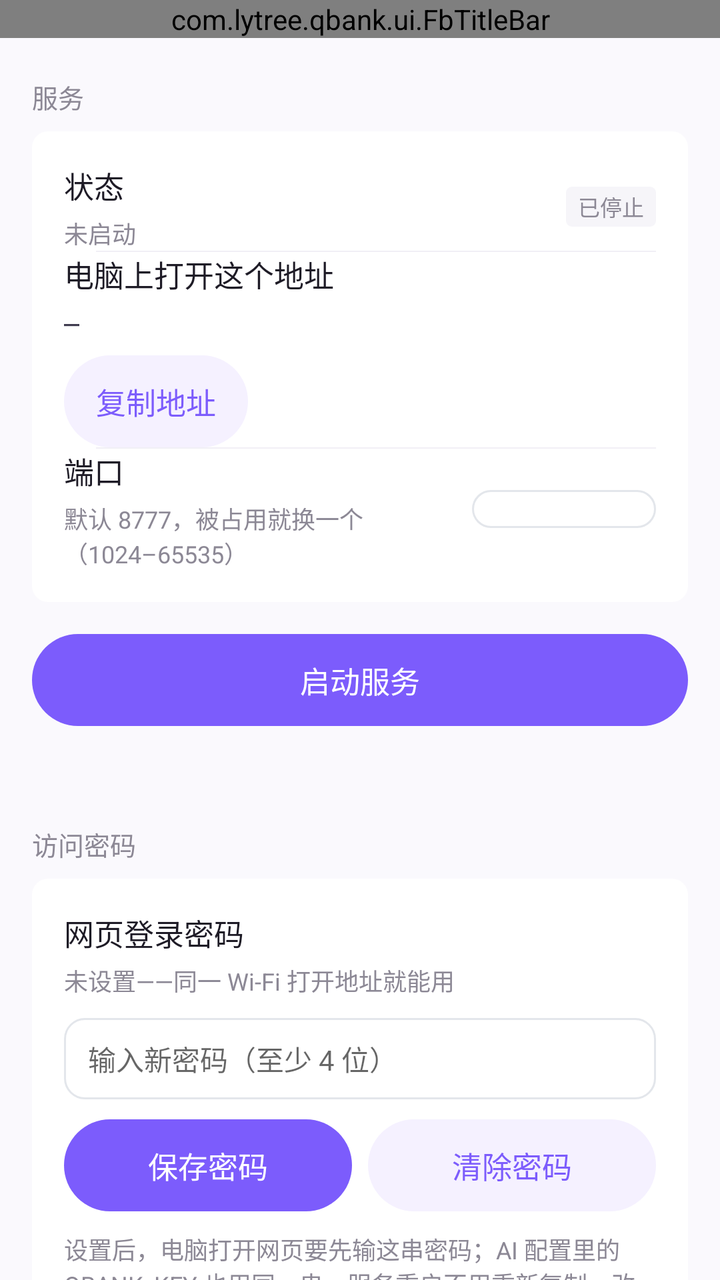
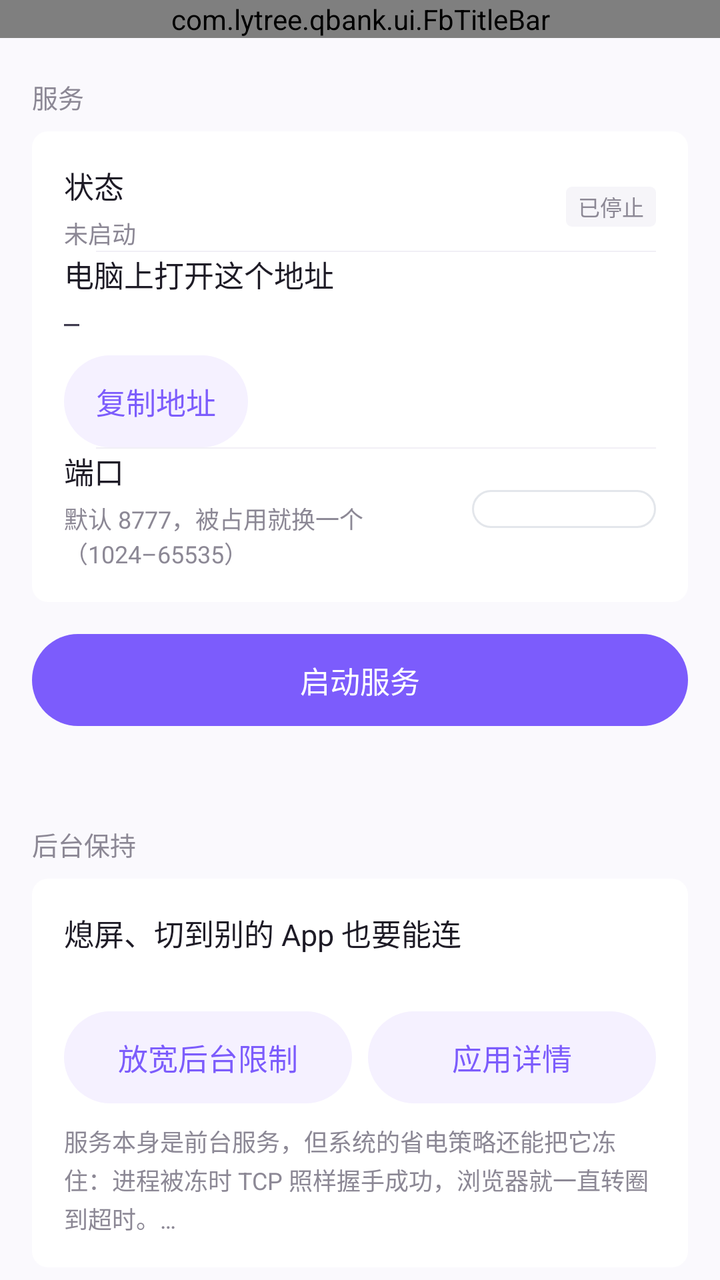

Before-and-after screenshots of an Android layout around one commit, followed by the original layout XML and the change that was made.
<!-- AndroidManifest.xml: application theme Theme.QBank -->
<!-- res/layout/activity_lan_editor.xml -->
<?xml version="1.0" encoding="utf-8"?>
<LinearLayout xmlns:android="http://schemas.android.com/apk/res/android"
    xmlns:app="http://schemas.android.com/apk/res-auto"
    style="@style/FbPage">

    <com.lytree.qbank.ui.FbTitleBar
        android:id="@+id/titleBar"
        android:layout_width="match_parent"
        android:layout_height="wrap_content" />

    <ScrollView
        android:layout_width="match_parent"
        android:layout_height="0dp"
        android:layout_weight="1"
        android:scrollbars="none">

        <LinearLayout
            style="@style/FbPageColumn"
            android:paddingBottom="@dimen/fb_space_32">

            <TextView
                style="@style/FbGroupTitle"
                android:layout_width="match_parent"
                android:layout_height="wrap_content"
                android:layout_marginTop="@dimen/fb_space_20"
                android:layout_marginBottom="@dimen/fb_space_8"
                android:text="服务" />

            <LinearLayout style="@style/FbCard">

                <LinearLayout
                    android:layout_width="match_parent"
                    android:layout_height="wrap_content"
                    android:orientation="horizontal"
                    android:gravity="center_vertical">

                    <LinearLayout
                        android:layout_width="0dp"
                        android:layout_height="wrap_content"
                        android:layout_weight="1"
                        android:orientation="vertical">

                        <TextView
                            style="@style/FbRowTitle"
                            android:layout_width="wrap_content"
                            android:layout_height="wrap_content"
                            android:text="状态" />

                        <TextView
                            android:id="@+id/tvState"
                            style="@style/FbRowSub"
                            android:layout_width="wrap_content"
                            android:layout_height="wrap_content"
                            android:text="未启动" />
                    </LinearLayout>

                    <TextView
                        android:id="@+id/tvBadge"
                        style="@style/FbPill"
                        android:layout_width="wrap_content"
                        android:layout_height="wrap_content"
                        android:text="已停止" />
                </LinearLayout>

                <View style="@style/FbDividerInset" />

                <LinearLayout
                    android:layout_width="match_parent"
                    android:layout_height="wrap_content"
                    android:orientation="vertical">

                    <TextView
                        style="@style/FbRowTitle"
                        android:layout_width="wrap_content"
                        android:layout_height="wrap_content"
                        android:text="电脑上打开这个地址" />

                    <TextView
                        android:id="@+id/tvUrl"
                        style="@style/FbBodySm"
                        android:layout_width="match_parent"
                        android:layout_height="wrap_content"
                        android:layout_marginTop="4dp"
                        android:fontFamily="monospace"
                        android:textIsSelectable="true"
                        android:text="—" />

                    <com.google.android.material.button.MaterialButton
                        android:id="@+id/btnCopy"
                        style="@style/FbGhostButton"
                        android:layout_width="wrap_content"
                        android:layout_height="wrap_content"
                        android:layout_marginTop="8dp"
                        android:text="复制地址" />
                </LinearLayout>

                <View style="@style/FbDividerInset" />

                <LinearLayout
                    android:layout_width="match_parent"
                    android:layout_height="wrap_content"
                    android:orientation="horizontal"
                    android:gravity="center_vertical">

                    <LinearLayout
                        android:layout_width="0dp"
                        android:layout_height="wrap_content"
                        android:layout_weight="1"
                        android:orientation="vertical">

                        <TextView
                            style="@style/FbRowTitle"
                            android:layout_width="wrap_content"
                            android:layout_height="wrap_content"
                            android:text="端口" />

                        <TextView
                            style="@style/FbRowSub"
                            android:layout_width="wrap_content"
                            android:layout_height="wrap_content"
                            android:text="默认 8777，被占用就换一个（1024–65535）" />
                    </LinearLayout>

                    <EditText
                        android:id="@+id/etPort"
                        android:layout_width="92dp"
                        android:layout_height="wrap_content"
                        android:background="@drawable/bg_fb_input"
                        android:gravity="center"
                        android:inputType="number"
                        android:maxLength="5"
                        android:paddingStart="8dp"
                        android:paddingEnd="8dp"
                        android:textSize="@dimen/fb_text_body_size"
                        android:importantForAutofill="no" />
                </LinearLayout>
            </LinearLayout>

            <com.google.android.material.button.MaterialButton
                android:id="@+id/btnToggle"
                style="@style/FbPrimaryButton"
                android:layout_width="match_parent"
                android:layout_height="wrap_content"
                android:layout_marginTop="@dimen/fb_space_16"
                android:text="启动服务" />

            <TextView
                android:id="@+id/tvHint"
                style="@style/FbBodySm"
                android:layout_width="match_parent"
                android:layout_height="wrap_content"
                android:layout_marginTop="@dimen/fb_space_12"
                android:textColor="@color/fb_text_tertiary" />

            <TextView
                style="@style/FbGroupTitle"
                android:layout_width="match_parent"
                android:layout_height="wrap_content"
                android:layout_marginTop="@dimen/fb_space_20"
                android:layout_marginBottom="@dimen/fb_space_8"
                android:text="访问密码" />

            <LinearLayout style="@style/FbCard">

                <LinearLayout
                    android:layout_width="match_parent"
                    android:layout_height="wrap_content"
                    android:orientation="vertical">

                    <TextView
                        style="@style/FbRowTitle"
                        android:layout_width="wrap_content"
                        android:layout_height="wrap_content"
                        android:text="网页登录密码" />

                    <TextView
                        android:id="@+id/tvPasswordState"
                        style="@style/FbRowSub"
                        android:layout_width="wrap_content"
                        android:layout_height="wrap_content"
                        android:text="未设置——同一 Wi-Fi 打开地址就能用" />
                </LinearLayout>

                <EditText
                    android:id="@+id/etPassword"
                    android:layout_width="match_parent"
                    android:layout_height="wrap_content"
                    android:layout_marginTop="10dp"
                    android:background="@drawable/bg_fb_input"
                    android:hint="输入新密码（至少 4 位）"
                    android:importantForAutofill="no"
                    android:inputType="textPassword"
                    android:paddingStart="12dp"
                    android:paddingTop="10dp"
                    android:paddingEnd="12dp"
                    android:paddingBottom="10dp"
                    android:textSize="@dimen/fb_text_body_size" />

                <LinearLayout
                    android:layout_width="match_parent"
                    android:layout_height="wrap_content"
                    android:layout_marginTop="10dp"
                    android:orientation="horizontal">

                    <com.google.android.material.button.MaterialButton
                        android:id="@+id/btnSavePassword"
                        style="@style/FbPrimaryButton"
                        android:layout_width="0dp"
                        android:layout_height="wrap_content"
                        android:layout_weight="1"
                        android:text="保存密码" />

                    <com.google.android.material.button.MaterialButton
                        android:id="@+id/btnClearPassword"
                        style="@style/FbGhostButton"
                        android:layout_width="0dp"
                        android:layout_height="wrap_content"
                        android:layout_marginStart="8dp"
                        android:layout_weight="1"
                        android:text="清除密码" />
                </LinearLayout>

                <TextView
                    style="@style/FbRowSub"
                    android:layout_width="match_parent"
                    android:layout_height="wrap_content"
                    android:layout_marginTop="10dp"
                    android:text="设置后，电脑打开网页要先输这串密码；AI 配置里的 QBANK_KEY 也用同一串，服务重启不用重新复制。改密码会让已登录的浏览器重新登录。" />
            </LinearLayout>

            <TextView
                style="@style/FbGroupTitle"
                android:layout_width="match_parent"
                android:layout_height="wrap_content"
                android:layout_marginTop="@dimen/fb_space_20"
                android:layout_marginBottom="@dimen/fb_space_8"
                android:text="怎么用" />

            <LinearLayout style="@style/FbCard">

                <TextView
                    style="@style/FbBodySm"
                    android:layout_width="match_parent"
                    android:layout_height="wrap_content"
                    android:lineSpacingExtra="4dp"
                    android:text="1. 手机和电脑连同一个 Wi-Fi（公司网络若开了「AP 隔离」，两台设备互相看不见，换手机热点最快）" />

                <TextView
                    style="@style/FbBodySm"
                    android:layout_width="match_parent"
                    android:layout_height="wrap_content"
                    android:layout_marginTop="10dp"
                    android:lineSpacingExtra="4dp"
                    android:text="2. 点上面的「启动服务」，把地址敲进电脑浏览器；设了访问密码的话，先在登录页输一次（一周内不用再输）" />

                <TextView
                    style="@style/FbBodySm"
                    android:layout_width="match_parent"
                    android:layout_height="wrap_content"
                    android:layout_marginTop="10dp"
                    android:lineSpacingExtra="4dp"
                    android:text="3. 在网页上新建一组、加题，点「发布到 App」——会在这里弹确认框，点「确认发布」才写进题库" />

                <TextView
                    style="@style/FbBodySm"
                    android:layout_width="match_parent"
                    android:layout_height="wrap_content"
                    android:layout_marginTop="10dp"
                    android:lineSpacingExtra="4dp"
                    android:text="4. 回滚和删除也一样：网页上只是发请求，要在这里点确认才真的动库；不点，10 分钟后自动作废" />

                <TextView
                    style="@style/FbRowSub"
                    android:layout_width="match_parent"
                    android:layout_height="wrap_content"
                    android:layout_marginTop="12dp"
                    android:text="提示：覆盖发布时旧卷的作答记录会清掉，但题目内容会自动存成一个版本，网页右侧「版本」里能回滚；加题过程中手机锁屏不影响服务。" />
            </LinearLayout>

            <TextView
                style="@style/FbGroupTitle"
                android:layout_width="match_parent"
                android:layout_height="wrap_content"
                android:layout_marginTop="@dimen/fb_space_20"
                android:layout_marginBottom="@dimen/fb_space_8"
                android:text="AI 接入（MCP）" />

            <LinearLayout style="@style/FbCard">

                <TextView
                    style="@style/FbBodySm"
                    android:layout_width="match_parent"
                    android:layout_height="wrap_content"
                    android:lineSpacingExtra="4dp"
                    android:text="给 Claude Desktop / Cursor 这类 AI 客户端用：把下面这段 JSON 粘进它的 MCP 配置，AI 就能直接列组、加题、改题、体检错题、批改作答、补解析。QBANK_KEY 是写入口令，只放在配置里、不出现在网页地址上；有了它 AI 发布不用再点手机，删除仍然要确认。" />

                <TextView
                    android:id="@+id/tvMcp"
                    style="@style/FbBodySm"
                    android:layout_width="match_parent"
                    android:layout_height="wrap_content"
                    android:layout_marginTop="10dp"
                    android:background="@drawable/bg_fb_input"
                    android:fontFamily="monospace"
                    android:padding="10dp"
                    android:textIsSelectable="true"
                    android:textSize="11sp" />

                <TextView
                    style="@style/FbRowSub"
                    android:layout_width="match_parent"
                    android:layout_height="wrap_content"
                    android:layout_marginTop="8dp"
                    android:text="args 里的路径要换成电脑上 tools/qbank-mcp/dist/index.js 的实际路径（Windows 用正斜杠更省事）。QBANK_KEY 每次启动都会变，重启后回来重新复制一次。" />

                <com.google.android.material.button.MaterialButton
                    android:id="@+id/btnCopyMcp"
                    style="@style/FbGhostButton"
                    android:layout_width="wrap_content"
                    android:layout_height="wrap_content"
                    android:layout_marginTop="8dp"
                    android:text="复制配置" />
            </LinearLayout>
        </LinearLayout>
    </ScrollView>
</LinearLayout>
<!-- resources referenced by this layout -->
<resources>
  <color name="fb_text_tertiary">#615D67</color>
  <dimen name="fb_space_12">12dp</dimen>
  <dimen name="fb_space_16">16dp</dimen>
  <dimen name="fb_space_20">20dp</dimen>
  <dimen name="fb_space_32">32dp</dimen>
  <dimen name="fb_space_8">8dp</dimen>
  <dimen name="fb_text_body_size">14sp</dimen>
  <style name="FbDividerInset" parent="FbDivider">
          <item name="android:layout_marginStart">@dimen/fb_card_pad</item>
      </style>
  <style name="FbGroupTitle">
          <item name="android:textSize">@dimen/fb_text_group</item>
          <item name="android:textColor">@color/fb_text_meta</item>
          <item name="android:includeFontPadding">false</item>
      </style>
  <style name="FbPage">
          <item name="android:layout_width">match_parent</item>
          <item name="android:layout_height">match_parent</item>
          <item name="android:orientation">vertical</item>
          <item name="android:background">@color/fb_page_bg</item>
      </style>
  <style name="FbRowSub" parent="FbItemSub">
          <item name="android:layout_width">match_parent</item>
          <item name="android:layout_height">wrap_content</item>
          <item name="android:layout_marginTop">@dimen/fb_space_4</item>
          <item name="android:maxLines">3</item>
      </style>
  <color name="fb_card_bg">#FFFFFF</color>
  <dimen name="fb_text_body_sm">13sp</dimen>
  <color name="fb_text_secondary">#403C4F</color>
  <!-- drawable bg_fb_card (drawable) -->
  <?xml version="1.0" encoding="utf-8"?>
  <shape xmlns:android="http://schemas.android.com/apk/res/android" android:shape="rectangle">
      <solid android:color="@color/fb_card_bg" />
      <corners android:radius="@dimen/fb_card_radius" />
  </shape>
  <dimen name="fb_card_pad">16dp</dimen>
  <style name="FbDivider">
          <item name="android:layout_width">match_parent</item>
          <item name="android:layout_height">0.5dp</item>
          <item name="android:background">@color/fb_divider</item>
      </style>
  <dimen name="fb_btn_h">46dp</dimen>
  <dimen name="fb_btn_text_size">15sp</dimen>
  <color name="fb_primary">#7C5CFC</color>
  <color name="fb_primary_bg">#F5F1FF</color>
  <dimen name="fb_btn_radius">23dp</dimen>
  <color name="fb_ripple">#1A7C5CFC</color>
  <dimen name="fb_text_group">13sp</dimen>
  <color name="fb_text_meta">#8C8895</color>
  <color name="fb_page_bg">#FAF9FD</color>
  <dimen name="fb_page_pad">16dp</dimen>
  <!-- drawable bg_fb_pill_fill (drawable) -->
  <?xml version="1.0" encoding="utf-8"?>
  <shape xmlns:android="http://schemas.android.com/apk/res/android"
      android:shape="rectangle">
      <solid android:color="@color/fb_fill" />
      <corners android:radius="@dimen/fb_type_tag_radius" />
  </shape>
  <dimen name="fb_tag_pad_h">6dp</dimen>
  <dimen name="fb_tag_pad_v">2dp</dimen>
  <dimen name="fb_text_tag">11sp</dimen>
  <color name="fb_text_on_primary">#FFFFFF</color>
  <style name="FbItemSub">
          <item name="android:textSize">@dimen/fb_text_item_sub</item>
          <item name="android:textColor">@color/fb_text_meta</item>
          <item name="android:maxLines">2</item>
          <item name="android:ellipsize">end</item>
      </style>
  <dimen name="fb_space_4">4dp</dimen>
  <dimen name="fb_text_item_title">15sp</dimen>
  <color name="fb_text_title">#1E1B26</color>
  <color name="fb_primary_deep">#5A3AD6</color>
  <color name="fb_bar_bg">#FFFFFF</color>
  <dimen name="fb_card_radius">8dp</dimen>
  <color name="fb_divider">#F1EFF5</color>
  <color name="fb_fill">#F6F5F9</color>
  <dimen name="fb_type_tag_radius">3dp</dimen>
  <dimen name="fb_text_item_sub">12sp</dimen>
  <style name="ShapeAppearance.QBank.Dialog" parent="">
          <item name="cornerFamily">rounded</item>
          <item name="cornerSize">@dimen/fb_radius_sheet</item>
      </style>
  <dimen name="fb_radius_sheet">12dp</dimen>
  <!-- unchanged entries left out for length: 10 -->
</resources>

<!-- the commit's change to res/layout/activity_lan_editor.xml (unified diff, before → after) -->
@@ -151,6 +151,62 @@
                 android:layout_height="wrap_content"
                 android:layout_marginTop="@dimen/fb_space_12"
                 android:textColor="@color/fb_text_tertiary" />
+
+            <TextView
+                style="@style/FbGroupTitle"
+                android:layout_width="match_parent"
+                android:layout_height="wrap_content"
+                android:layout_marginTop="@dimen/fb_space_20"
+                android:layout_marginBottom="@dimen/fb_space_8"
+                android:text="后台保持" />
+
+            <LinearLayout style="@style/FbCard">
+
+                <TextView
+                    style="@style/FbRowTitle"
+                    android:layout_width="wrap_content"
+                    android:layout_height="wrap_content"
+                    android:text="熄屏、切到别的 App 也要能连" />
+
+                <TextView
+                    android:id="@+id/tvKeepAlive"
+                    style="@style/FbRowSub"
+                    android:layout_width="match_parent"
+                    android:layout_height="wrap_content"
+                    android:layout_marginTop="2dp" />
+
+                <LinearLayout
+                    android:layout_width="match_parent"
+                    android:layout_height="wrap_content"
+                    android:layout_marginTop="10dp"
+                    android:orientation="horizontal">
+
+                    <com.google.android.material.button.MaterialButton
+                        android:id="@+id/btnAllowBackground"
+                        style="@style/FbGhostButton"
+                        android:layout_width="0dp"
+                        android:layout_height="wrap_content"
+                        android:layout_weight="1"
+                        android:text="放宽后台限制" />
+
+                    <com.google.android.material.button.MaterialButton
+                        android:id="@+id/btnAppInfo"
+                        style="@style/FbGhostButton"
+                        android:layout_width="0dp"
+                        android:layout_height="wrap_content"
+                        android:layout_marginStart="8dp"
+                        android:layout_weight="1"
+                        android:text="应用详情" />
+                </LinearLayout>
+
+                <TextView
+                    style="@style/FbRowSub"
+                    android:layout_width="match_parent"
+                    android:layout_height="wrap_content"
+                    android:layout_marginTop="10dp"
+                    android:lineSpacingExtra="2dp"
+                    android:text="服务本身是前台服务，但系统的省电策略还能把它冻住：进程被冻时 TCP 照样握手成功，浏览器就一直转圈到超时。\n小米 / 红米（HyperOS）：应用详情 → 省电策略 → 无限制，再打开「自启动」，多任务界面下拉加个锁更稳。\n华为 / 荣耀：应用启动管理 → 手动管理，三项全开。OPPO / vivo：允许后台活动 + 自启动。" />
+            </LinearLayout>
 
             <TextView
                 style="@style/FbGroupTitle"
@@ -274,7 +330,7 @@
                     android:layout_width="match_parent"
                     android:layout_height="wrap_content"
                     android:layout_marginTop="12dp"
-                    android:text="提示：覆盖发布时旧卷的作答记录会清掉，但题目内容会自动存成一个版本，网页右侧「版本」里能回滚；加题过程中手机锁屏不影响服务。" />
+                    android:text="提示：覆盖发布时旧卷的作答记录会清掉，但题目内容会自动存成一个版本，网页右侧「版本」里能回滚；加题过程中手机锁屏也能连——前提是上面「后台保持」里已经放宽。" />
             </LinearLayout>
 
             <TextView
